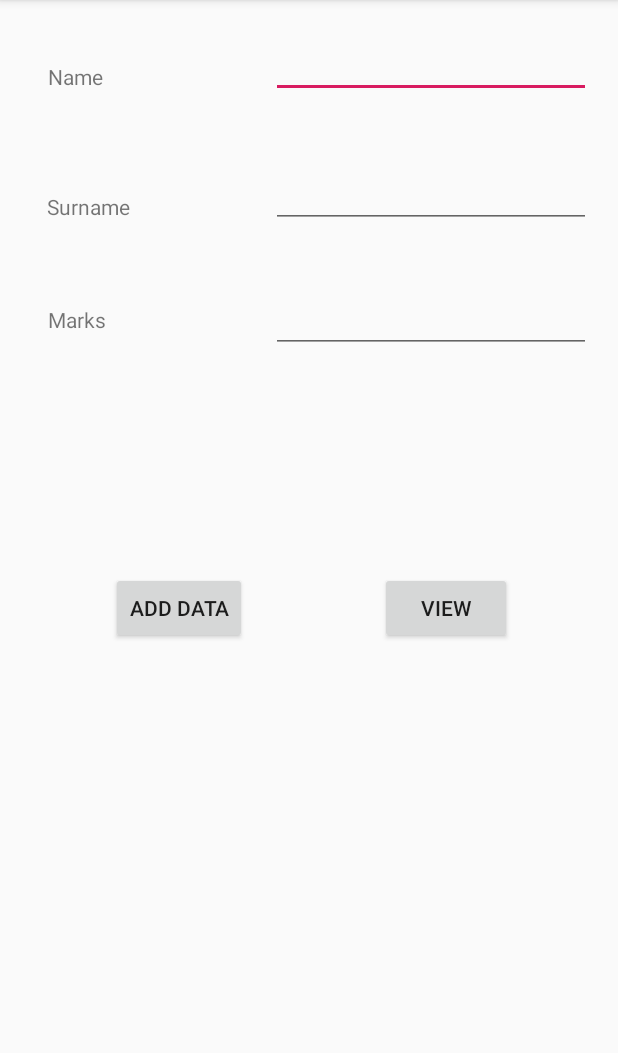
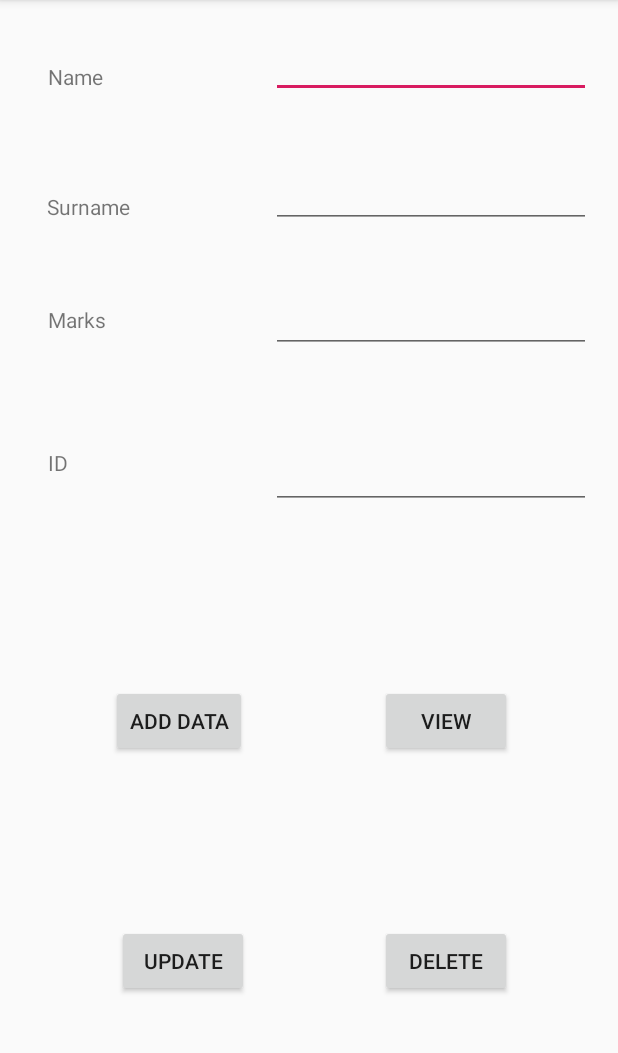
Before and after one commit to ozandabb/Student_TestApp, an Android app: the screen it shows after launch (MainActivity), on a phone screen of 412 x 824 dp, the part 84-1137 px from its top. Run offline under Robolectric (Android 15) with nearby library versions, the phone set to English and light mode, and no system bars.

Commit message:
with update function

```diff
--- a/app/src/main/AndroidManifest.xml
+++ b/app/src/main/AndroidManifest.xml
@@ -16,6 +16,8 @@
                 <category android:name="android.intent.category.LAUNCHER" />
             </intent-filter>
         </activity>
+        <activity android:name=".Home" />
+        <activity android:name=".Main2Activity"></activity>
     </application>
 
 </manifest>
--- a/app/src/main/java/com/example/student/studentmain/MainActivity.java
+++ b/app/src/main/java/com/example/student/studentmain/MainActivity.java
@@ -12,9 +12,10 @@ import android.widget.Toast;
 public class MainActivity extends AppCompatActivity {
 
     DatabaseHelper mydb;
-    EditText editName,editSurname,editMarks ,editTextId;
+    EditText editName,editSurname,editMarks ,editTextId , editText_id;
     Button btnAddData;
     Button btnviewAll;
+    Button btnUpdate;
     Button btnDelete;
 
     @Override
@@ -27,10 +28,13 @@ public class MainActivity extends AppCompatActivity {
         editName = (EditText)findViewById(R.id.editText_name);
         editSurname = (EditText)findViewById(R.id.editText_surename);
         editMarks = (EditText)findViewById(R.id.editText_marks);
+        editText_id = (EditText)findViewById(R.id.editText_id);
         btnAddData = (Button)findViewById(R.id.add);
         btnviewAll = (Button)findViewById(R.id.button_viewAll);
+        btnUpdate = (Button)findViewById(R.id.btnUpdate);
         AddData();
         viewAll();
+        UpdateData();
     }
 
     public  void AddData() {
@@ -50,6 +54,22 @@ public class MainActivity extends AppCompatActivity {
         );
     }
 
+    public void UpdateData() {
+        btnUpdate.setOnClickListener(
+                new View.OnClickListener() {
+                    @Override
+                    public void onClick(View v) {
+                        boolean isUpdate = mydb.updateData(editText_id.getText().toString(),
+                                editName.getText().toString(),
+                                editSurname.getText().toString(),editMarks.getText().toString());
+                        if(isUpdate == true)
+                            Toast.makeText(MainActivity.this,"Data Update",Toast.LENGTH_LONG).show();
+                        else
+                            Toast.makeText(MainActivity.this,"Data not Updated",Toast.LENGTH_LONG).show();
+                    }
+                }
+        );
+    }
 
     public void viewAll() {
         btnviewAll.setOnClickListener(
--- a/app/src/main/res/layout/activity_main.xml
+++ b/app/src/main/res/layout/activity_main.xml
@@ -119,7 +119,7 @@
         app:layout_constraintHorizontal_bias="0.217"
         app:layout_constraintStart_toStartOf="parent"
         app:layout_constraintTop_toTopOf="parent"
-        app:layout_constraintVertical_bias="0.53" />
+        app:layout_constraintVertical_bias="0.637" />
 
     <Button
         android:id="@+id/button_viewAll"
@@ -135,5 +135,70 @@
         app:layout_constraintHorizontal_bias="0.796"
         app:layout_constraintStart_toStartOf="parent"
         app:layout_constraintTop_toTopOf="parent"
-        app:layout_constraintVertical_bias="0.53" />
+        app:layout_constraintVertical_bias="0.637" />
+
+    <Button
+        android:id="@+id/btnUpdate"
+        android:layout_width="wrap_content"
+        android:layout_height="wrap_content"
+        android:layout_marginStart="8dp"
+        android:layout_marginTop="8dp"
+        android:layout_marginEnd="8dp"
+        android:layout_marginBottom="8dp"
+        android:text="Update"
+        app:layout_constraintBottom_toBottomOf="parent"
+        app:layout_constraintEnd_toEndOf="parent"
+        app:layout_constraintHorizontal_bias="0.228"
+        app:layout_constraintStart_toStartOf="parent"
+        app:layout_constraintTop_toTopOf="parent"
+        app:layout_constraintVertical_bias="0.865" />
+
+    <Button
+        android:id="@+id/btnDelete"
+        android:layout_width="wrap_content"
+        android:layout_height="wrap_content"
+        android:layout_marginStart="8dp"
+        android:layout_marginTop="8dp"
+        android:layout_marginEnd="8dp"
+        android:layout_marginBottom="8dp"
+        android:text="Delete"
+        app:layout_constraintBottom_toBottomOf="parent"
+        app:layout_constraintEnd_toEndOf="parent"
+        app:layout_constraintHorizontal_bias="0.796"
+        app:layout_constraintStart_toStartOf="parent"
+        app:layout_constraintTop_toTopOf="parent"
+        app:layout_constraintVertical_bias="0.865" />
+
+    <TextView
+        android:id="@+id/textView_id"
+        android:layout_width="113dp"
+        android:layout_height="wrap_content"
+        android:layout_marginStart="8dp"
+        android:layout_marginTop="8dp"
+        android:layout_marginEnd="8dp"
+        android:layout_marginBottom="8dp"
+        android:text="ID"
+        app:layout_constraintBottom_toBottomOf="parent"
+        app:layout_constraintEnd_toEndOf="parent"
+        app:layout_constraintHorizontal_bias="0.086"
+        app:layout_constraintStart_toStartOf="parent"
+        app:layout_constraintTop_toTopOf="parent"
+        app:layout_constraintVertical_bias="0.397" />
+
+    <EditText
+        android:id="@+id/editText_id"
+        android:layout_width="wrap_content"
+        android:layout_height="wrap_content"
+        android:layout_marginStart="8dp"
+        android:layout_marginTop="8dp"
+        android:layout_marginEnd="8dp"
+        android:layout_marginBottom="8dp"
+        android:ems="10"
+        android:inputType="textPersonName"
+        app:layout_constraintBottom_toBottomOf="parent"
+        app:layout_constraintEnd_toEndOf="parent"
+        app:layout_constraintHorizontal_bias="0.947"
+        app:layout_constraintStart_toStartOf="parent"
+        app:layout_constraintTop_toTopOf="parent"
+        app:layout_constraintVertical_bias="0.405" />
 </android.support.constraint.ConstraintLayout>
```
Also changed, not shown: app/src/main/java/com/example/student/studentmain/DatabaseHelper.java (+11 -0 lines), app/src/main/java/com/example/student/studentmain/Home.java (added, +13 -0 lines), app/src/main/java/com/example/student/studentmain/Main2Activity.java (added, +13 -0 lines), app/src/main/res/layout/activity_home.xml (added, +9 -0 lines), app/src/main/res/layout/activity_main2.xml (added, +9 -0 lines).
